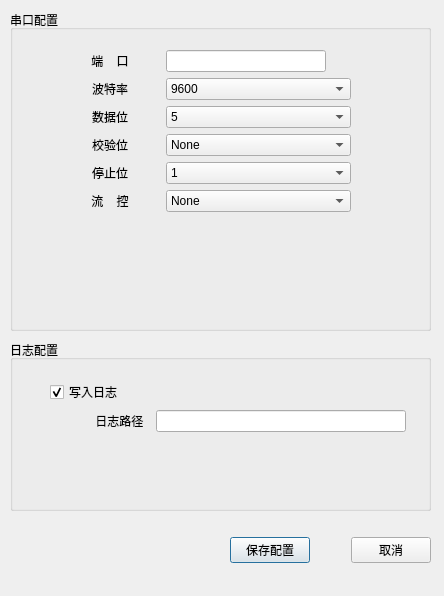
Qt form SrrLED/dialogpreference.ui (psuvtk/718) before a commit.
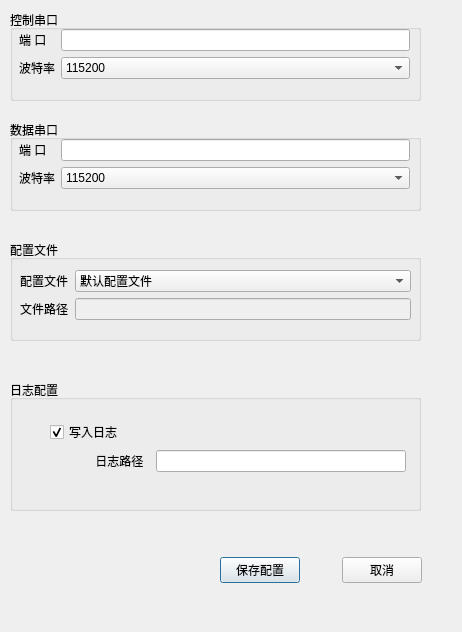
The same form after that commit.

Diff of the .ui file:
```diff
--- a/SrrLED/dialogpreference.ui
+++ b/SrrLED/dialogpreference.ui
@@ -6,306 +6,19 @@
    <rect>
     <x>0</x>
     <y>0</y>
-    <width>444</width>
-    <height>596</height>
+    <width>462</width>
+    <height>632</height>
    </rect>
   </property>
   <property name="windowTitle">
    <string>Dialog</string>
   </property>
-  <widget class="QGroupBox" name="groupBox">
-   <property name="geometry">
-    <rect>
-     <x>10</x>
-     <y>10</y>
-     <width>421</width>
-     <height>321</height>
-    </rect>
-   </property>
-   <property name="title">
-    <string>串口配置</string>
-   </property>
-   <widget class="QWidget" name="formLayoutWidget">
-    <property name="geometry">
-     <rect>
-      <x>50</x>
-      <y>40</y>
-      <width>291</width>
-      <height>254</height>
-     </rect>
-    </property>
-    <layout class="QFormLayout" name="formLayout">
-     <item row="1" column="0">
-      <widget class="QLabel" name="label">
-       <property name="minimumSize">
-        <size>
-         <width>100</width>
-         <height>0</height>
-        </size>
-       </property>
-       <property name="text">
-        <string>端    口</string>
-       </property>
-       <property name="alignment">
-        <set>Qt::AlignCenter</set>
-       </property>
-      </widget>
-     </item>
-     <item row="2" column="0">
-      <widget class="QLabel" name="label_4">
-       <property name="minimumSize">
-        <size>
-         <width>100</width>
-         <height>0</height>
-        </size>
-       </property>
-       <property name="text">
-        <string>波特率</string>
-       </property>
-       <property name="alignment">
-        <set>Qt::AlignCenter</set>
-       </property>
-      </widget>
-     </item>
-     <item row="2" column="1">
-      <widget class="QComboBox" name="cbBaudRate">
-       <property name="minimumSize">
-        <size>
-         <width>160</width>
-         <height>0</height>
-        </size>
-       </property>
-       <item>
-        <property name="text">
-         <string>9600</string>
-        </property>
-       </item>
-       <item>
-        <property name="text">
-         <string>19200</string>
-        </property>
-       </item>
-       <item>
-        <property name="text">
-         <string>38400</string>
-        </property>
-       </item>
-       <item>
-        <property name="text">
-         <string>57600</string>
-        </property>
-       </item>
-       <item>
-        <property name="text">
-         <string>115200</string>
-        </property>
-       </item>
-      </widget>
-     </item>
-     <item row="3" column="0">
-      <widget class="QLabel" name="label_6">
-       <property name="minimumSize">
-        <size>
-         <width>100</width>
-         <height>0</height>
-        </size>
-       </property>
-       <property name="text">
-        <string>数据位</string>
-       </property>
-       <property name="alignment">
-        <set>Qt::AlignCenter</set>
-       </property>
-      </widget>
-     </item>
-     <item row="3" column="1">
-      <widget class="QComboBox" name="cbDataBits">
-       <property name="minimumSize">
-        <size>
-         <width>160</width>
-         <height>0</height>
-        </size>
-       </property>
-       <item>
-        <property name="text">
-         <string>5</string>
-        </property>
-       </item>
-       <item>
-        <property name="text">
-         <string>6</string>
-        </property>
-       </item>
-       <item>
-        <property name="text">
-         <string>7</string>
-        </property>
-       </item>
-       <item>
-        <property name="text">
-         <string>8</string>
-        </property>
-       </item>
-      </widget>
-     </item>
-     <item row="4" column="0">
-      <widget class="QLabel" name="label_3">
-       <property name="minimumSize">
-        <size>
-         <width>100</width>
-         <height>0</height>
-        </size>
-       </property>
-       <property name="text">
-        <string>校验位</string>
-       </property>
-       <property name="alignment">
-        <set>Qt::AlignCenter</set>
-       </property>
-      </widget>
-     </item>
-     <item row="4" column="1">
-      <widget class="QComboBox" name="cbParity">
-       <property name="minimumSize">
-        <size>
-         <width>160</width>
-         <height>0</height>
-        </size>
-       </property>
-       <item>
-        <property name="text">
-         <string>None</string>
-        </property>
-       </item>
-       <item>
-        <property name="text">
-         <string>Even</string>
-        </property>
-       </item>
-       <item>
-        <property name="text">
-         <string>Odd</string>
-        </property>
-       </item>
-       <item>
-        <property name="text">
-         <string>Mark</string>
-        </property>
-       </item>
-       <item>
-        <property name="text">
-         <string>Space</string>
-        </property>
-       </item>
-      </widget>
-     </item>
-     <item row="5" column="0">
-      <widget class="QLabel" name="label_5">
-       <property name="minimumSize">
-        <size>
-         <width>100</width>
-         <height>0</height>
-        </size>
-       </property>
-       <property name="text">
-        <string>停止位</string>
-       </property>
-       <property name="alignment">
-        <set>Qt::AlignCenter</set>
-       </property>
-      </widget>
-     </item>
-     <item row="5" column="1">
-      <widget class="QComboBox" name="cbStopBits">
-       <property name="minimumSize">
-        <size>
-         <width>160</width>
-         <height>0</height>
-        </size>
-       </property>
-       <item>
-        <property name="text">
-         <string>1</string>
-        </property>
-       </item>
-       <item>
-        <property name="text">
-         <string>1.5</string>
-        </property>
-       </item>
-       <item>
-        <property name="text">
-         <string>2</string>
-        </property>
-       </item>
-      </widget>
-     </item>
-     <item row="6" column="0">
-      <widget class="QLabel" name="label_2">
-       <property name="minimumSize">
-        <size>
-         <width>100</width>
-         <height>0</height>
-        </size>
-       </property>
-       <property name="text">
-        <string>流    控</string>
-       </property>
-       <property name="alignment">
-        <set>Qt::AlignCenter</set>
-       </property>
-      </widget>
-     </item>
-     <item row="6" column="1">
-      <widget class="QComboBox" name="cbFlowControl">
-       <property name="minimumSize">
-        <size>
-         <width>160</width>
-         <height>0</height>
-        </size>
-       </property>
-       <item>
-        <property name="text">
-         <string>None</string>
-        </property>
-       </item>
-       <item>
-        <property name="text">
-         <string>RTS/CTS</string>
-        </property>
-       </item>
-       <item>
-        <property name="text">
-         <string>XON/XOFF</string>
-        </property>
-       </item>
-      </widget>
-     </item>
-     <item row="1" column="1">
-      <widget class="QLineEdit" name="lineEditPortName">
-       <property name="minimumSize">
-        <size>
-         <width>160</width>
-         <height>0</height>
-        </size>
-       </property>
-       <property name="maximumSize">
-        <size>
-         <width>160</width>
-         <height>16777215</height>
-        </size>
-       </property>
-      </widget>
-     </item>
-    </layout>
-   </widget>
-  </widget>
   <widget class="QWidget" name="horizontalLayoutWidget">
    <property name="geometry">
     <rect>
-     <x>230</x>
-     <y>530</y>
-     <width>201</width>
+     <x>220</x>
+     <y>550</y>
+     <width>202</width>
      <height>41</height>
     </rect>
    </property>
@@ -343,9 +56,9 @@
    <property name="geometry">
     <rect>
      <x>10</x>
-     <y>340</y>
-     <width>421</width>
-     <height>171</height>
+     <y>380</y>
+     <width>411</width>
+     <height>131</height>
     </rect>
    </property>
    <property name="title">
@@ -406,6 +119,178 @@
     </layout>
    </widget>
   </widget>
+  <widget class="QGroupBox" name="groupBox_3">
+   <property name="geometry">
+    <rect>
+     <x>10</x>
+     <y>10</y>
+     <width>411</width>
+     <height>91</height>
+    </rect>
+   </property>
+   <property name="title">
+    <string>控制串口</string>
+   </property>
+   <widget class="QWidget" name="formLayoutWidget_3">
+    <property name="geometry">
+     <rect>
+      <x>9</x>
+      <y>19</y>
+      <width>391</width>
+      <height>61</height>
+     </rect>
+    </property>
+    <layout class="QFormLayout" name="formLayout_3">
+     <item row="0" column="0">
+      <widget class="QLabel" name="label_8">
+       <property name="text">
+        <string>端 口</string>
+       </property>
+      </widget>
+     </item>
+     <item row="0" column="1">
+      <widget class="QLineEdit" name="lePortName_UartPort"/>
+     </item>
+     <item row="1" column="0">
+      <widget class="QLabel" name="label_9">
+       <property name="text">
+        <string>波特率</string>
+       </property>
+      </widget>
+     </item>
+     <item row="1" column="1">
+      <widget class="QComboBox" name="cbBaudRate_UartPort">
+       <item>
+        <property name="text">
+         <string>115200</string>
+        </property>
+       </item>
+       <item>
+        <property name="text">
+         <string>921600</string>
+        </property>
+       </item>
+      </widget>
+     </item>
+    </layout>
+   </widget>
+  </widget>
+  <widget class="QGroupBox" name="groupBox_4">
+   <property name="geometry">
+    <rect>
+     <x>10</x>
+     <y>120</y>
+     <width>411</width>
+     <height>91</height>
+    </rect>
+   </property>
+   <property name="title">
+    <string>数据串口</string>
+   </property>
+   <widget class="QWidget" name="formLayoutWidget_4">
+    <property name="geometry">
+     <rect>
+      <x>9</x>
+      <y>19</y>
+      <width>391</width>
+      <height>61</height>
+     </rect>
+    </property>
+    <layout class="QFormLayout" name="formLayout_4">
+     <item row="0" column="0">
+      <widget class="QLabel" name="label_10">
+       <property name="text">
+        <string>端 口</string>
+       </property>
+      </widget>
+     </item>
+     <item row="0" column="1">
+      <widget class="QLineEdit" name="lePortName_DataPort"/>
+     </item>
+     <item row="1" column="0">
+      <widget class="QLabel" name="label_11">
+       <property name="text">
+        <string>波特率</string>
+       </property>
+      </widget>
+     </item>
+     <item row="1" column="1">
+      <widget class="QComboBox" name="cbBaudRate_DataPort">
+       <item>
+        <property name="text">
+         <string>115200</string>
+        </property>
+       </item>
+       <item>
+        <property name="text">
+         <string>921600</string>
+        </property>
+       </item>
+      </widget>
+     </item>
+    </layout>
+   </widget>
+  </widget>
+  <widget class="QGroupBox" name="groupBox">
+   <property name="geometry">
+    <rect>
+     <x>10</x>
+     <y>240</y>
+     <width>411</width>
+     <height>101</height>
+    </rect>
+   </property>
+   <property name="title">
+    <string>配置文件</string>
+   </property>
+   <widget class="QWidget" name="formLayoutWidget">
+    <property name="geometry">
+     <rect>
+      <x>10</x>
+      <y>30</y>
+      <width>391</width>
+      <height>61</height>
+     </rect>
+    </property>
+    <layout class="QFormLayout" name="formLayout">
+     <item row="0" column="0">
+      <widget class="QLabel" name="label_2">
+       <property name="text">
+        <string>配置文件</string>
+       </property>
+      </widget>
+     </item>
+     <item row="1" column="0">
+      <widget class="QLabel" name="label_3">
+       <property name="text">
+        <string>文件路径</string>
+       </property>
+      </widget>
+     </item>
+     <item row="0" column="1">
+      <widget class="QComboBox" name="comboBox">
+       <item>
+        <property name="text">
+         <string>默认配置文件</string>
+        </property>
+       </item>
+       <item>
+        <property name="text">
+         <string>自定义配置文件</string>
+        </property>
+       </item>
+      </widget>
+     </item>
+     <item row="1" column="1">
+      <widget class="QLineEdit" name="lineEdit">
+       <property name="enabled">
+        <bool>false</bool>
+       </property>
+      </widget>
+     </item>
+    </layout>
+   </widget>
+  </widget>
  </widget>
  <resources/>
  <connections/>
```
